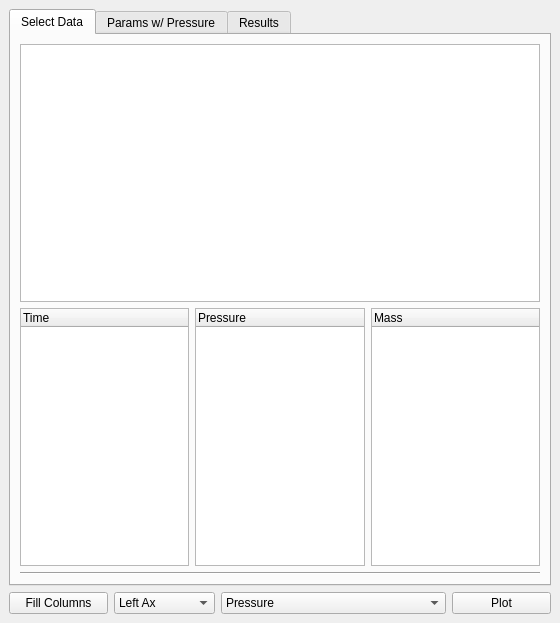
Qt form src/Ui_Files/DockWidgets/Ui/dw_QCM.ui (austinmcano/GGG) before a commit.
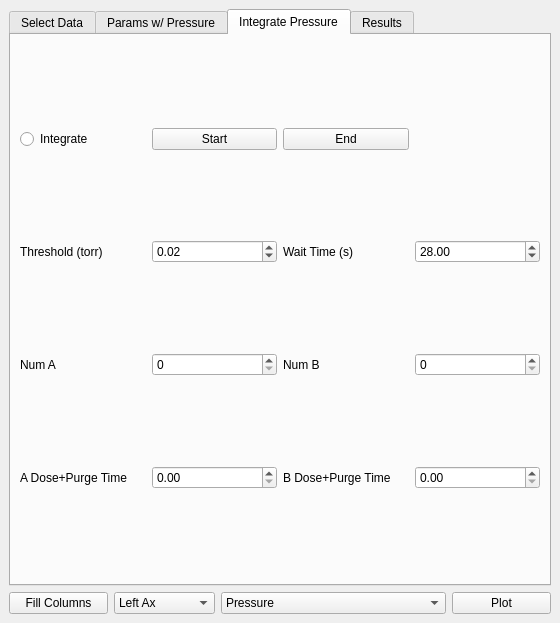
The same form after that commit. The open tabs and pages were chosen to show the change.

Patch:
```diff
--- a/src/Ui_Files/DockWidgets/Ui/dw_QCM.ui
+++ b/src/Ui_Files/DockWidgets/Ui/dw_QCM.ui
@@ -378,6 +378,105 @@
         </item>
        </layout>
       </widget>
+      <widget class="QWidget" name="tab">
+       <attribute name="title">
+        <string>Integrate Pressure</string>
+       </attribute>
+       <layout class="QGridLayout" name="gridLayout_4">
+        <item row="4" column="2">
+         <widget class="QLabel" name="label_7">
+          <property name="text">
+           <string>Num B</string>
+          </property>
+         </widget>
+        </item>
+        <item row="2" column="3">
+         <widget class="QDoubleSpinBox" name="waittime_sb">
+          <property name="value">
+           <double>28.000000000000000</double>
+          </property>
+         </widget>
+        </item>
+        <item row="2" column="1">
+         <widget class="QDoubleSpinBox" name="threshold_sb">
+          <property name="singleStep">
+           <double>0.010000000000000</double>
+          </property>
+          <property name="value">
+           <double>0.020000000000000</double>
+          </property>
+         </widget>
+        </item>
+        <item row="2" column="0">
+         <widget class="QLabel" name="label_16">
+          <property name="text">
+           <string>Threshold (torr)</string>
+          </property>
+         </widget>
+        </item>
+        <item row="2" column="2">
+         <widget class="QLabel" name="label_17">
+          <property name="text">
+           <string>Wait Time (s)</string>
+          </property>
+         </widget>
+        </item>
+        <item row="0" column="0">
+         <widget class="QRadioButton" name="intmode_rb">
+          <property name="text">
+           <string>Integrate</string>
+          </property>
+         </widget>
+        </item>
+        <item row="4" column="0">
+         <widget class="QLabel" name="label_2">
+          <property name="text">
+           <string>Num A</string>
+          </property>
+         </widget>
+        </item>
+        <item row="4" column="1">
+         <widget class="QSpinBox" name="num_a_sb"/>
+        </item>
+        <item row="4" column="3">
+         <widget class="QSpinBox" name="num_b_sb"/>
+        </item>
+        <item row="5" column="0">
+         <widget class="QLabel" name="label_14">
+          <property name="text">
+           <string>A Dose+Purge Time</string>
+          </property>
+         </widget>
+        </item>
+        <item row="5" column="1">
+         <widget class="QDoubleSpinBox" name="adptime_sb"/>
+        </item>
+        <item row="5" column="2">
+         <widget class="QLabel" name="label_15">
+          <property name="text">
+           <string>B Dose+Purge Time</string>
+          </property>
+         </widget>
+        </item>
+        <item row="5" column="3">
+         <widget class="QDoubleSpinBox" name="bdptime_sb"/>
+        </item>
+        <item row="0" column="1">
+         <widget class="QPushButton" name="start_pb">
+          <property name="text">
+           <string>Start</string>
+          </property>
+         </widget>
+        </item>
+        <item row="0" column="2">
+         <widget class="QPushButton" name="end_pb">
+          <property name="text">
+           <string>End</string>
+          </property>
+         </widget>
+        </item>
+       </layout>
+      </widget>
       <widget class="QWidget" name="tab_2">
        <attribute name="title">
         <string>Results</string>
```
Left out of the diff: 38 changed lines with no effect on the pictures.
